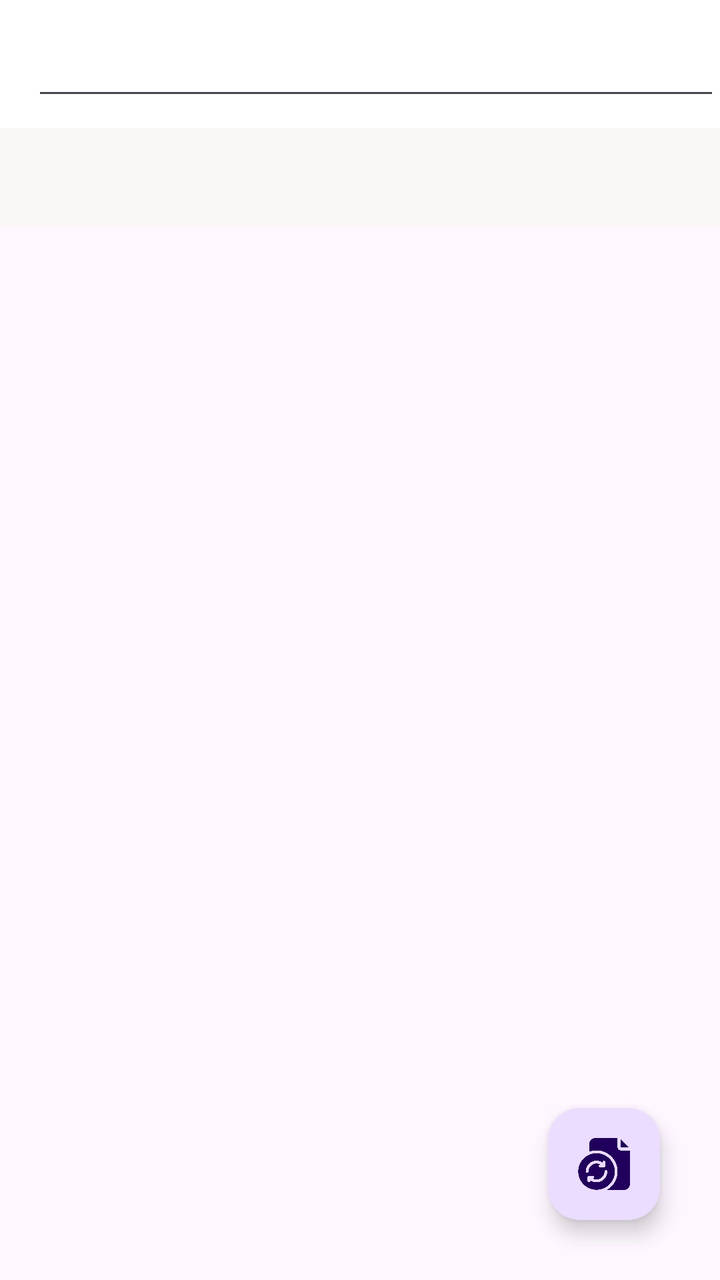
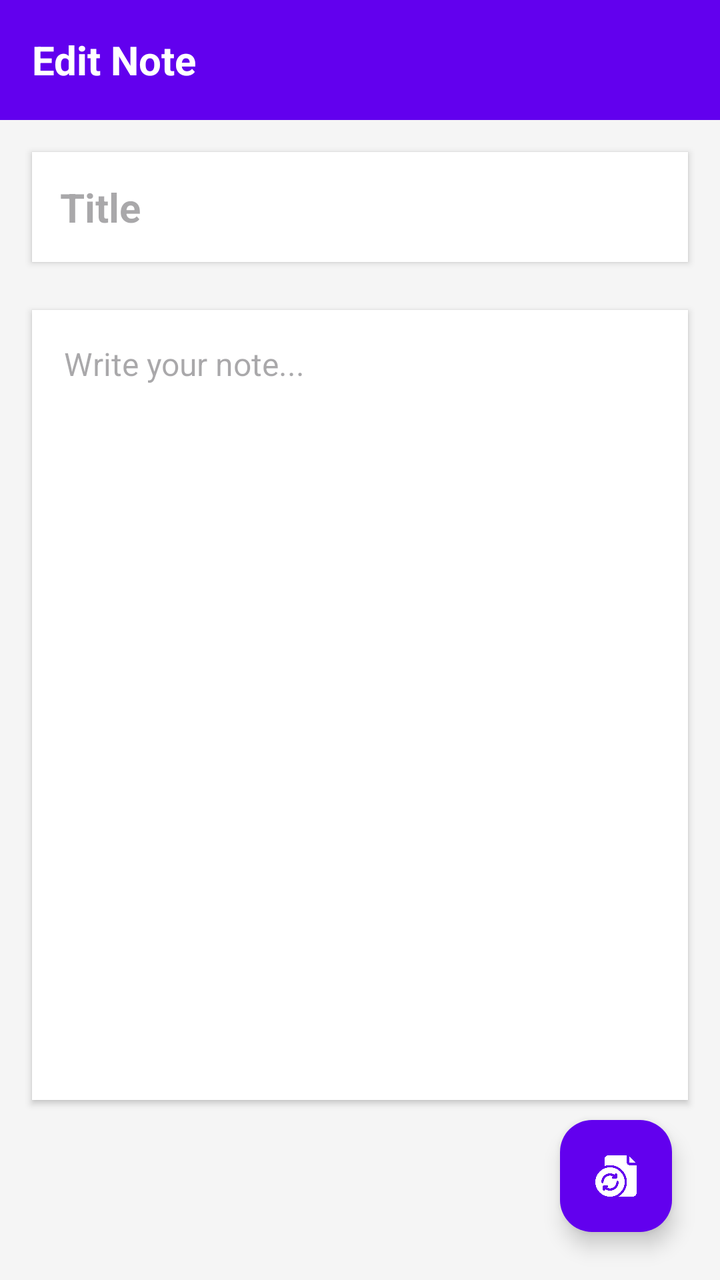

Before-and-after screenshots of an Android layout around one commit, followed by the original layout XML and the change that was made.
<!-- AndroidManifest.xml: application theme Theme.SmartNoteV2 -->
<!-- res/layout/activity_editnote.xml -->
<?xml version="1.0" encoding="utf-8"?>
<RelativeLayout xmlns:android="http://schemas.android.com/apk/res/android"
    xmlns:app="http://schemas.android.com/apk/res-auto"
    xmlns:tools="http://schemas.android.com/tools"
    android:id="@+id/main"
    android:layout_width="match_parent"
    android:layout_height="wrap_content"
    tools:context=".editnote">

    <androidx.appcompat.widget.Toolbar
        android:layout_width="match_parent"
        android:layout_height="?attr/actionBarSize"
        android:id="@+id/toolbarofeditnote"
        android:background="@color/white">

        <EditText
            android:layout_width="match_parent"
            android:layout_height="wrap_content"
            android:paddingTop="12dp"
            android:textSize="20sp"
            android:textStyle="bold"
            android:textColor="@color/black"
            android:id="@+id/edittitleofnote">

        </EditText>




    </androidx.appcompat.widget.Toolbar>

    <EditText
        android:layout_width="match_parent"
        android:layout_height="wrap_content"
        android:textSize="15sp"
        android:background="#faf7f7"
        android:textColor="@color/black"
        android:gravity="top|left"
        android:layout_below="@id/toolbarofeditnote"
        android:padding="15dp"
        android:id="@+id/editcontentofnote"
        >

    </EditText>



    <com.google.android.material.floatingactionbutton.FloatingActionButton
        android:layout_width="wrap_content"
        android:layout_height="wrap_content"
        android:layout_alignParentBottom="true"
        android:layout_alignParentRight="true"
        android:layout_marginBottom="30dp"
        android:layout_marginRight="30dp"
        android:layout_gravity="bottom|end"
        android:id="@+id/saveeditnote"
        android:src="@drawable/update"
        android:background="#A1F4FB"
        app:maxImageSize="30dp"
        >


    </com.google.android.material.floatingactionbutton.FloatingActionButton>


</RelativeLayout>
<!-- resources referenced by this layout -->
<resources>
  <color name="black">#FF000000</color>
  <color name="white">#FFFFFFFF</color>
  <!-- drawable update: png bitmap (drawable, 14634 bytes) -->
  <style name="Theme.SmartNoteV2" parent="Base.Theme.SmartNoteV2" />
  <style name="Base.Theme.SmartNoteV2" parent="Theme.Material3.DayNight.NoActionBar">
          
          
      </style>
</resources>

<!-- the commit's change to res/layout/activity_editnote.xml (unified diff, before → after) -->
@@ -2,65 +2,73 @@
 <RelativeLayout xmlns:android="http://schemas.android.com/apk/res/android"
     xmlns:app="http://schemas.android.com/apk/res-auto"
     xmlns:tools="http://schemas.android.com/tools"
-    android:id="@+id/main"
     android:layout_width="match_parent"
-    android:layout_height="wrap_content"
+    android:layout_height="match_parent"
+    android:background="#F5F5F5"
     tools:context=".editnote">
 
+    
     <androidx.appcompat.widget.Toolbar
+        android:id="@+id/toolbarofeditnote"
         android:layout_width="match_parent"
-        android:layout_height="?attr/actionBarSize"
-        android:id="@+id/toolbarofeditnote"
-        android:background="@color/white">
+        android:layout_height="60dp"
+        android:background="#6200EE"
+        android:elevation="4dp">
 
-        <EditText
-            android:layout_width="match_parent"
+        <TextView
+            android:layout_width="wrap_content"
             android:layout_height="wrap_content"
-            android:paddingTop="12dp"
+            android:text="Edit Note"
+            android:textColor="@android:color/white"
             android:textSize="20sp"
-            android:textStyle="bold"
-            android:textColor="@color/black"
-            android:id="@+id/edittitleofnote">
-
-        </EditText>
-
-
-
+            android:textStyle="bold" />
 
     </androidx.appcompat.widget.Toolbar>
 
+    
     <EditText
+        android:id="@+id/edittitleofnote"
         android:layout_width="match_parent"
         android:layout_height="wrap_content"
-        android:textSize="15sp"
-        android:background="#faf7f7"
-        android:textColor="@color/black"
-        android:gravity="top|left"
         android:layout_below="@id/toolbarofeditnote"
-        android:padding="15dp"
+        android:layout_margin="16dp"
+        android:background="@android:color/white"
+        android:elevation="2dp"
+        android:hint="Title"
+        android:padding="14dp"
+        android:textColor="@android:color/black"
+        android:textSize="20sp"
+        android:textStyle="bold" />
+
+    
+    <EditText
         android:id="@+id/editcontentofnote"
-        >
+        android:layout_width="match_parent"
+        android:layout_height="match_parent"
+        android:layout_below="@id/edittitleofnote"
+        android:layout_marginStart="16dp"
+        android:layout_marginTop="8dp"
+        android:layout_marginEnd="16dp"
+        android:layout_marginBottom="90dp"
+        android:background="@android:color/white"
+        android:elevation="2dp"
+        android:gravity="top|start"
+        android:hint="Write your note..."
+        android:padding="16dp"
+        android:textColor="@android:color/black"
+        android:textSize="16sp" />
 
-    </EditText>
-
-
-
+    
     <com.google.android.material.floatingactionbutton.FloatingActionButton
+        android:id="@+id/saveeditnote"
         android:layout_width="wrap_content"
         android:layout_height="wrap_content"
+        android:layout_alignParentEnd="true"
         android:layout_alignParentBottom="true"
-        android:layout_alignParentRight="true"
-        android:layout_marginBottom="30dp"
-        android:layout_marginRight="30dp"
-        android:layout_gravity="bottom|end"
-        android:id="@+id/saveeditnote"
+        android:layout_marginEnd="24dp"
+        android:layout_marginBottom="24dp"
         android:src="@drawable/update"
-        android:background="#A1F4FB"
-        app:maxImageSize="30dp"
-        >
-
-
-    </com.google.android.material.floatingactionbutton.FloatingActionButton>
-
+        app:backgroundTint="#6200EE"
+        app:tint="@android:color/white" />
 
 </RelativeLayout>
<!-- resource entries referenced after the edit -->
@@ -1,7 +1,5 @@
 <!-- resources referenced by this layout -->
 <resources>
-  <color name="black">#FF000000</color>
-  <color name="white">#FFFFFFFF</color>
   <!-- drawable update: png bitmap (drawable, 14634 bytes) -->
   <style name="Theme.SmartNoteV2" parent="Base.Theme.SmartNoteV2" />
   <style name="Base.Theme.SmartNoteV2" parent="Theme.Material3.DayNight.NoActionBar">
